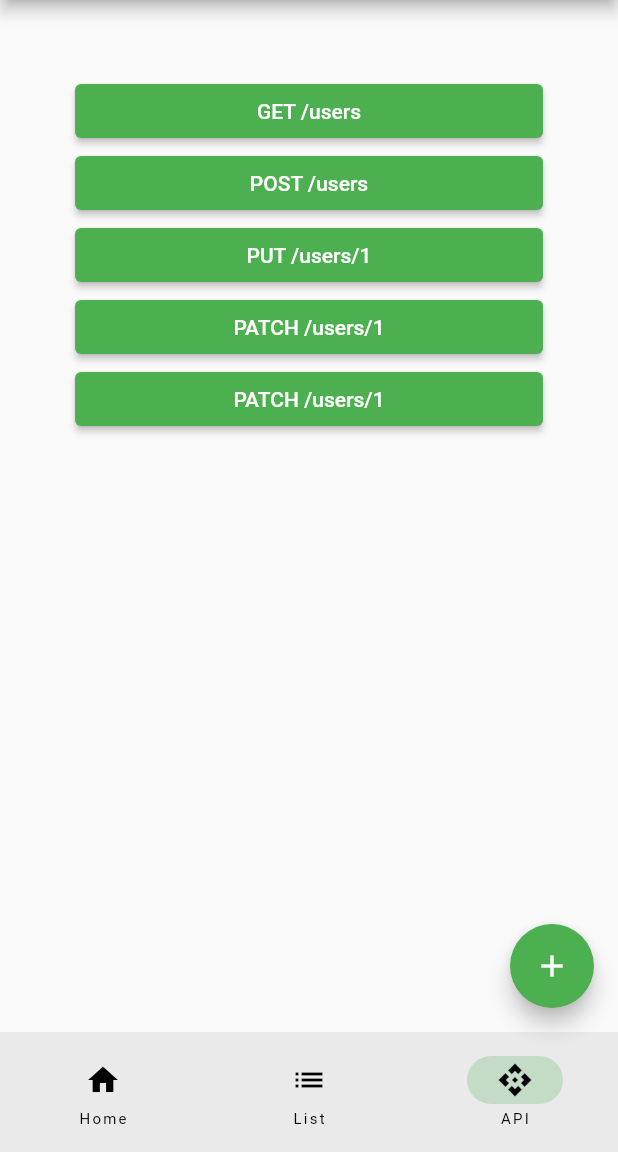
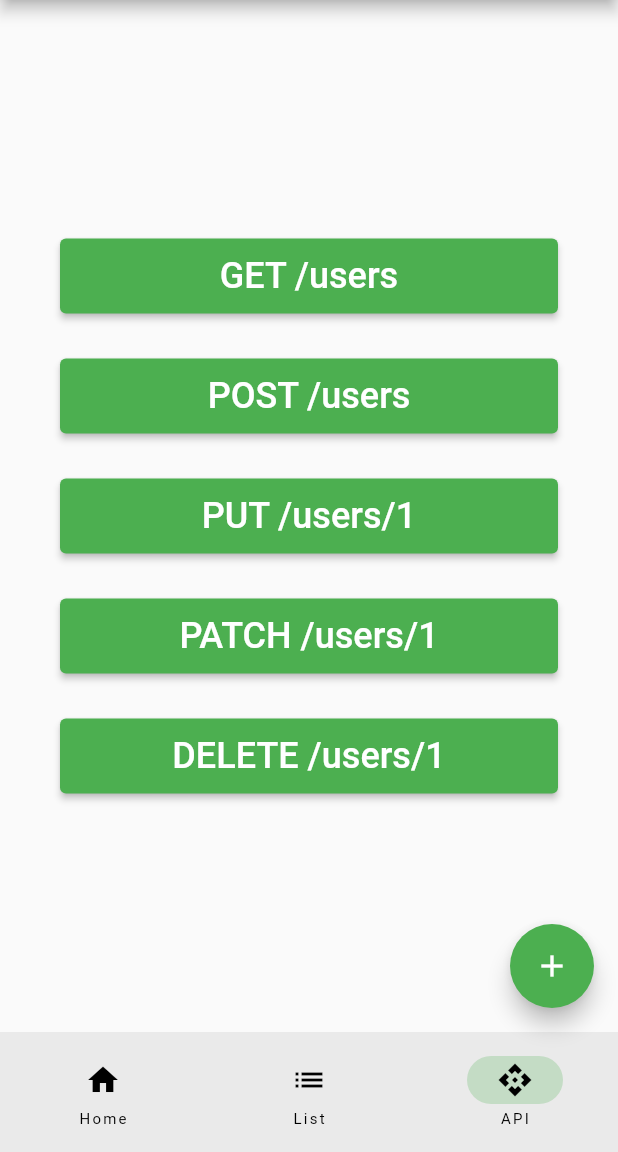
Before and after one commit to kafousis/hello_flutter, a Flutter app: the screen it shows after launch, item 3 of the bottom bar chosen, on a phone screen of 412 x 824 dp, the part 84-1236 px from its top. Run offline on Flutter 3.47's test engine with Material 2 defaults, Android fonts, the phone set to English and light mode, and no system bars; our stand-ins replace dio.

Commit message:
rest_api_ui fixes

```diff
--- a/lib/main.dart
+++ b/lib/main.dart
@@ -1,7 +1,7 @@
 import 'package:flutter/material.dart';
 import 'package:hello_flutter/screens/home.dart';
 import 'package:hello_flutter/screens/list_demo.dart';
-import 'package:hello_flutter/screens/rest_api.dart';
+import 'package:hello_flutter/screens/rest_api_ui.dart';
 
 // widgets start with capital letters and contain arguments
 // arguments start with lowercase letters and contain widgets or functions
--- a/lib/rest/rest_client.dart
+++ b/lib/rest/rest_client.dart
@@ -8,16 +8,14 @@ class RestClient{
   // immutable object, runtime-constant
   final dio = createClient;
 
-  // *** singleton pattern with Dart's factory constructor ***
-  // a) private named constructor
+  // private named constructor
   RestClient._internal();
 
-  // b) the one and only instance of this singleton
+  // the one and only instance of this singleton
   static final RestClient _instance = RestClient._internal();
 
-  // c) everytime this class is called, _instance is returned
+  // everytime this class is called, _instance is returned
   factory RestClient() => _instance;
-  // **********************************************************
 
   // same for every instance
   // can be accessed without creating an object
@@ -30,10 +28,10 @@ class RestClient{
       sendTimeout: 15000,
     ));
 
-    // dio.interceptors.addAll({
-    //   ErrorInterceptor(),
-    //   SimpleInterceptor(),
-    // });
+    dio.interceptors.addAll({
+       ErrorInterceptor()
+    //   SimpleInterceptor()
+    });
     return dio;
   }
 }
--- a/lib/screens/rest_api.dart
+++ /dev/null
@@ -1,46 +0,0 @@
-import 'package:flutter/material.dart';
-import 'package:hello_flutter/services/user_service.dart';
-
-import '../models/user.dart';
-
-class RestApi extends StatelessWidget {
-  const RestApi({Key? key}) : super(key: key);
-
-  @override
-  Widget build(BuildContext context) {
-    return Container(
-      margin: const EdgeInsets.all(50.0),
-      width: double.infinity,
-      child: Expanded(
-        child: Column(
-          mainAxisSize: MainAxisSize.min,
-          crossAxisAlignment: CrossAxisAlignment.stretch,
-          children: [
-            ElevatedButton(
-              onPressed: () {
-                UserService().getUsers().then((value) => debugPrint(value.toString()));
-              },
-              child: const Text('GET /users'),
-            ),
-            ElevatedButton(
-              onPressed: () {},
-              child: const Text('POST /users'),
-            ),
-            ElevatedButton(
-              onPressed: () {},
-              child: const Text('PUT /users/1'),
-            ),
-            ElevatedButton(
-              onPressed: () {},
-              child: const Text('PATCH /users/1'),
-            ),
-            ElevatedButton(
-              onPressed: () {},
-              child: const Text('PATCH /users/1'),
-            ),
-          ],
-        ),
-      ),
-    );
-  }
-}
--- /dev/null
+++ b/lib/screens/rest_api_ui.dart
@@ -0,0 +1,75 @@
+import 'package:flutter/material.dart';
+
+class RestApi extends StatelessWidget {
+  const RestApi({Key? key}) : super(key: key);
+
+  static const double spaceBetween = 30;
+
+  @override
+  Widget build(BuildContext context) {
+    return Scaffold(
+      body: Container(
+        margin: const EdgeInsets.all(40.0),
+        child: Column(
+          mainAxisAlignment: MainAxisAlignment.center,
+          children: [
+            ElevatedButton(
+              style: ElevatedButton.styleFrom(
+                minimumSize: const Size.fromHeight(50),
+              ),
+              onPressed: () {},
+              child: const Text(
+                'GET /users',
+                style: TextStyle(fontSize: 24),
+              ),
+            ),
+            SizedBox(height: spaceBetween),
+            ElevatedButton(
+              style: ElevatedButton.styleFrom(
+                minimumSize: const Size.fromHeight(50),
+              ),
+              onPressed: () {},
+              child: const Text(
+                'POST /users',
+                style: TextStyle(fontSize: 24),
+              ),
+            ),
+            SizedBox(height: spaceBetween),
+            ElevatedButton(
+              style: ElevatedButton.styleFrom(
+                minimumSize: const Size.fromHeight(50),
+              ),
+              onPressed: () {},
+              child: const Text(
+                'PUT /users/1',
+                style: TextStyle(fontSize: 24),
+              ),
+            ),
+            SizedBox(height: spaceBetween),
+            ElevatedButton(
+              style: ElevatedButton.styleFrom(
+                minimumSize: const Size.fromHeight(50),
+              ),
+              onPressed: () {},
+              child: const Text(
+                'PATCH /users/1',
+                style: TextStyle(fontSize: 24),
+              ),
+            ),
+            SizedBox(height: spaceBetween),
+            ElevatedButton(
+              style: ElevatedButton.styleFrom(
+                minimumSize: const Size.fromHeight(50),
+              ),
+              onPressed: () {},
+              child: const Text(
+                'DELETE /users/1',
+                style: TextStyle(fontSize: 24),
+              ),
+            ),
+          ],
+        ),
+      ),
+    );
+  }
+}
--- a/lib/services/user_service.dart
+++ b/lib/services/user_service.dart
@@ -2,14 +2,18 @@ import 'package:hello_flutter/models/user.dart';
 import 'package:hello_flutter/rest/rest_client.dart';
 
 class UserService {
+
+  // private constructor
+  UserService._();
+
+  // the one and only instance returned
   static UserService? _instance;
 
+  // return _instance if not null, else call private constructor to create instance
   factory UserService() => _instance ??= UserService._();
 
-  UserService._();
-
   Future<List<User>> getUsers() async {
-    final response = await RestClient().dio.call().get("users/");
+    final response = await RestClient().dio.call().get("posts/");
     return response.data.map<User>((json) => User.fromJson(json)).toList();
   }
 }
```
